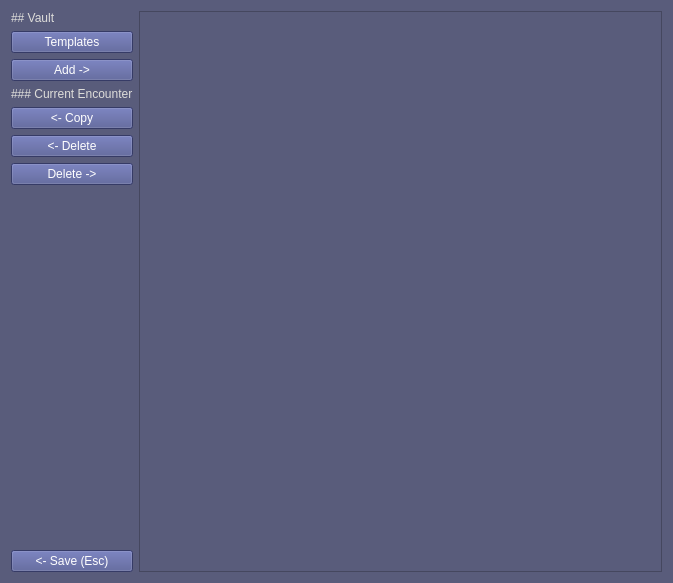
Old version of the form ui_files/Vault_Dialog.ui in the repository nogasgofast/Adventure_Wrench.
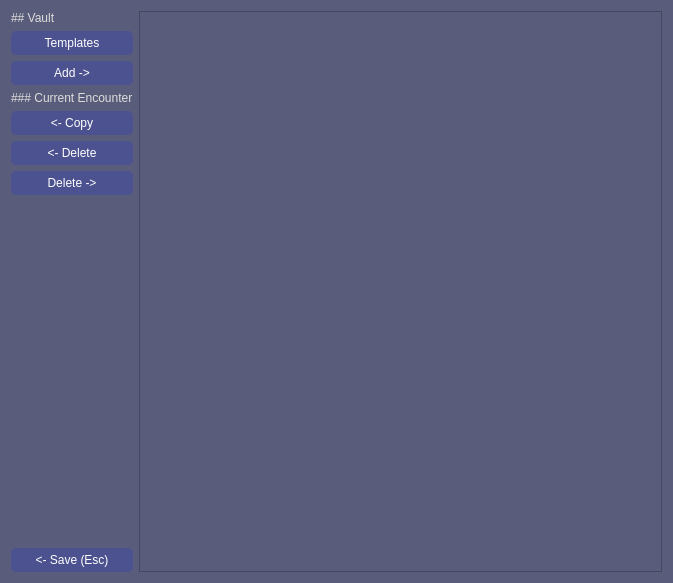
New version of the form.

Diff of the .ui file:
```diff
--- a/ui_files/Vault_Dialog.ui
+++ b/ui_files/Vault_Dialog.ui
@@ -51,6 +51,14 @@
 QPushButton {
 background-color: rgb(75, 82, 143);
 color: white;
+padding: 5px;
+border-color: rgb(75, 82, 143);
+border-width: 2px;
+border-radius: 5px;
+}
+
+QPushButton:pressed {
+    background-color: rgb(55, 62, 123);
 }</string>
   </property>
   <layout class="QVBoxLayout" name="verticalLayout_3">
```
